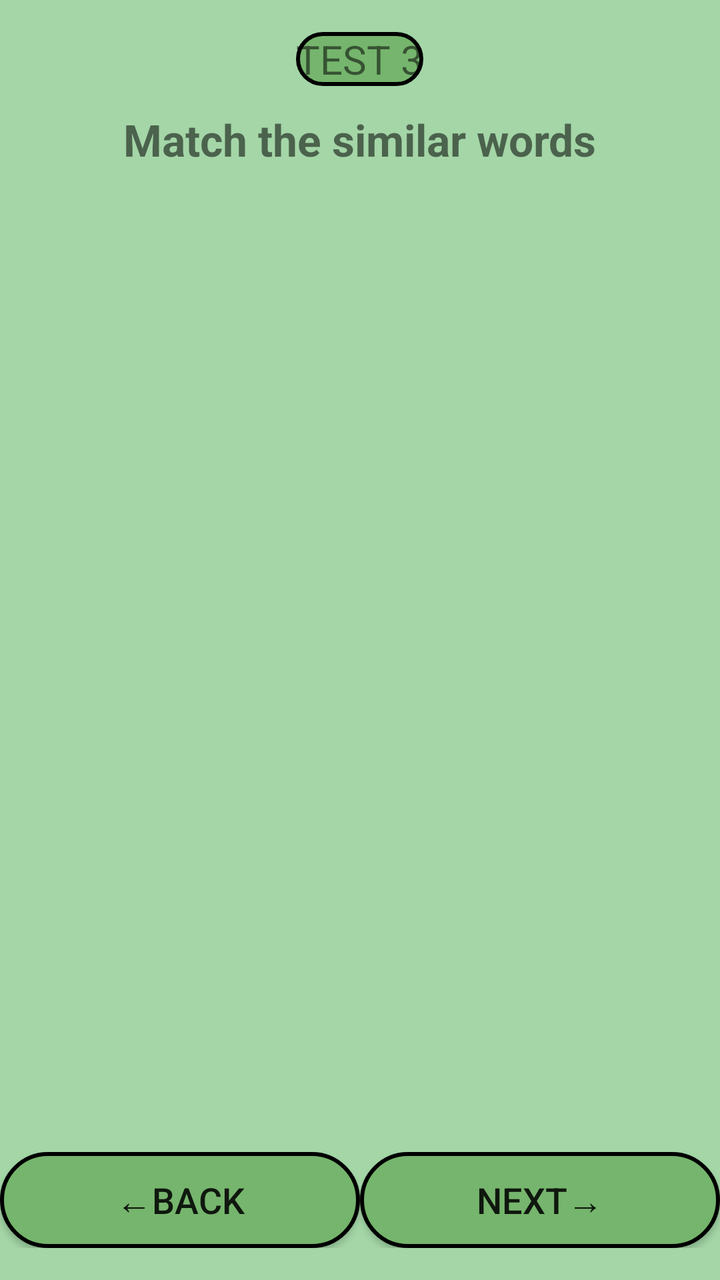
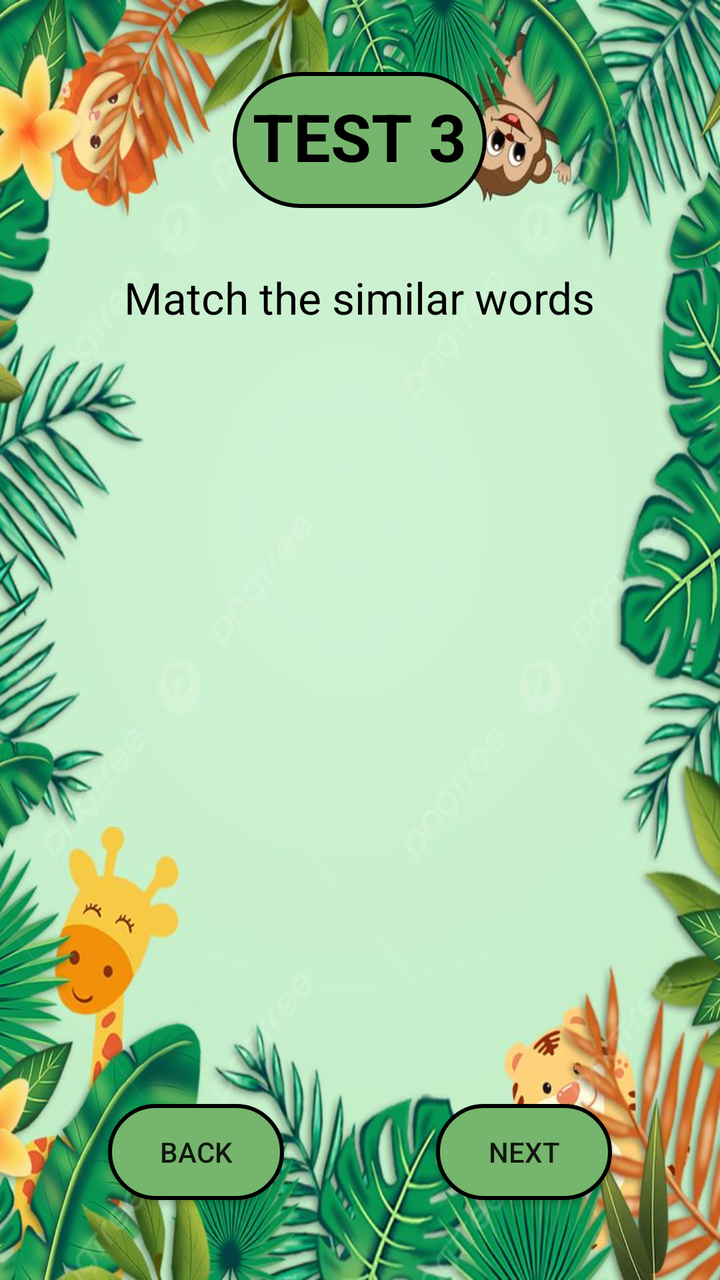

Before-and-after screenshots of an Android layout around one commit, followed by the original layout XML and the change that was made.
<!-- AndroidManifest.xml: application theme AppTheme -->
<!-- res/layout/activity_dyslexiatest3.xml -->
<?xml version="1.0" encoding="utf-8"?>
<RelativeLayout xmlns:android="http://schemas.android.com/apk/res/android"
    xmlns:tools="http://schemas.android.com/tools"
    android:id="@+id/parentLayout"
    android:layout_width="match_parent"
    android:layout_height="match_parent"
    android:background="#A4D6A7"
    tools:context=".DyslexiaTest3Activity">

    <TextView
        android:id="@+id/testTitle"
        android:layout_width="wrap_content"
        android:layout_height="wrap_content"
        android:text="TEST 3"
        android:textSize="20sp"
        android:background="@drawable/round_corners"
        android:layout_marginTop="16dp"
        android:layout_centerHorizontal="true" />

    <TextView
        android:id="@+id/instructionText"
        android:layout_width="wrap_content"
        android:layout_height="wrap_content"
        android:text="Match the similar words"
        android:textSize="22sp"
        android:textStyle="bold"
        android:layout_below="@id/testTitle"
        android:layout_centerHorizontal="true"
        android:layout_marginTop="12dp" />

    <LinearLayout
        android:id="@+id/columnContainer"
        android:layout_width="match_parent"
        android:layout_height="wrap_content"
        android:orientation="horizontal"
        android:gravity="center"
        android:padding="16dp"
        android:layout_below="@id/instructionText"
        android:layout_marginTop="16dp">

        <LinearLayout
            android:id="@+id/leftColumn"
            android:layout_width="0dp"
            android:layout_height="wrap_content"
            android:layout_weight="1"
            android:orientation="vertical"
            android:gravity="center_horizontal" />

        <LinearLayout
            android:id="@+id/rightColumn"
            android:layout_width="0dp"
            android:layout_height="wrap_content"
            android:layout_weight="1"
            android:orientation="vertical"
            android:gravity="center_horizontal" />
    </LinearLayout>

    <LinearLayout
        android:id="@+id/bottomNavigation"
        android:layout_width="match_parent"
        android:layout_height="wrap_content"
        android:orientation="horizontal"
        android:gravity="center"
        android:layout_alignParentBottom="true"
        android:layout_marginBottom="16dp"
        android:weightSum="2">

        <Button
            android:id="@+id/backBtn"
            android:layout_width="0dp"
            android:layout_weight="1"
            android:layout_height="wrap_content"
            android:text="←BACK"
            android:textSize="18sp"
            android:background="@drawable/round_corners" />

        <Button
            android:id="@+id/nextBtn"
            android:layout_width="0dp"
            android:layout_weight="1"
            android:layout_height="wrap_content"
            android:text="NEXT→"
            android:textSize="18sp"
            android:background="@drawable/round_corners" />
    </LinearLayout>

</RelativeLayout>
<!-- resources referenced by this layout -->
<resources>
  <!-- drawable round_corners (drawable) -->
  <?xml version="1.0" encoding="utf-8"?>
  <shape xmlns:android="http://schemas.android.com/apk/res/android">
      <solid android:color="#76B56D" /> 
      <corners android:radius="50dp" />
      <stroke
          android:color="#000000"
          android:width="2dp"/>
  </shape>
  <style name="AppTheme" parent="Theme.AppCompat.Light.NoActionBar">
          <item name="colorButtonNormal">@null</item>
      </style>
</resources>

<!-- the commit's change to res/layout/activity_dyslexiatest3.xml (unified diff, before → after) -->
@@ -4,18 +4,24 @@
     android:id="@+id/parentLayout"
     android:layout_width="match_parent"
     android:layout_height="match_parent"
-    android:background="#A4D6A7"
+    android:background="@drawable/background1"
+    android:padding="16dp"
     tools:context=".DyslexiaTest3Activity">
 
     <TextView
         android:id="@+id/testTitle"
         android:layout_width="wrap_content"
-        android:layout_height="wrap_content"
+        android:layout_height="68dp"
         android:text="TEST 3"
-        android:textSize="20sp"
+        android:textSize="33sp"
         android:background="@drawable/round_corners"
-        android:layout_marginTop="16dp"
-        android:layout_centerHorizontal="true" />
+        android:layout_marginTop="20dp"
+        android:layout_centerHorizontal="true"
+        android:textColor="#000000"
+        android:textStyle="bold"
+        android:padding="10dp"
+        android:layout_gravity="center_horizontal"/>
+
 
     <TextView
         android:id="@+id/instructionText"
@@ -23,10 +29,11 @@
         android:layout_height="wrap_content"
         android:text="Match the similar words"
         android:textSize="22sp"
-        android:textStyle="bold"
+        android:textColor="#000000"
         android:layout_below="@id/testTitle"
         android:layout_centerHorizontal="true"
-        android:layout_marginTop="12dp" />
+        android:layout_marginTop="30dp"
+        android:layout_gravity="center_horizontal"/>
 
     <LinearLayout
         android:id="@+id/columnContainer"
@@ -66,22 +73,25 @@
         android:weightSum="2">
 
         <Button
-            android:id="@+id/backBtn"
+            android:id="@+id/backButton"
+            android:layout_width="wrap_content"
+            android:layout_height="wrap_content"
+            android:layout_margin="8dp"
+            android:background="@drawable/round_corners"
+            android:text="BACK" />
+
+        <View
             android:layout_width="0dp"
-            android:layout_weight="1"
-            android:layout_height="wrap_content"
-            android:text="←BACK"
-            android:textSize="18sp"
-            android:background="@drawable/round_corners" />
+            android:layout_height="0dp"
+            android:layout_weight="1" />
 
         <Button
-            android:id="@+id/nextBtn"
-            android:layout_width="0dp"
-            android:layout_weight="1"
+            android:id="@+id/nextButton"
+            android:layout_width="wrap_content"
             android:layout_height="wrap_content"
-            android:text="NEXT→"
-            android:textSize="18sp"
-            android:background="@drawable/round_corners" />
+            android:layout_margin="8dp"
+            android:background="@drawable/round_corners"
+            android:text="NEXT" />
     </LinearLayout>
 
 </RelativeLayout>
<!-- resource entries referenced after the edit -->
@@ -1,5 +1,6 @@
 <!-- resources referenced by this layout -->
 <resources>
+  <!-- drawable background1: jpeg bitmap (drawable, 101759 bytes) -->
   <!-- drawable round_corners (drawable) -->
   <?xml version="1.0" encoding="utf-8"?>
   <shape xmlns:android="http://schemas.android.com/apk/res/android">
